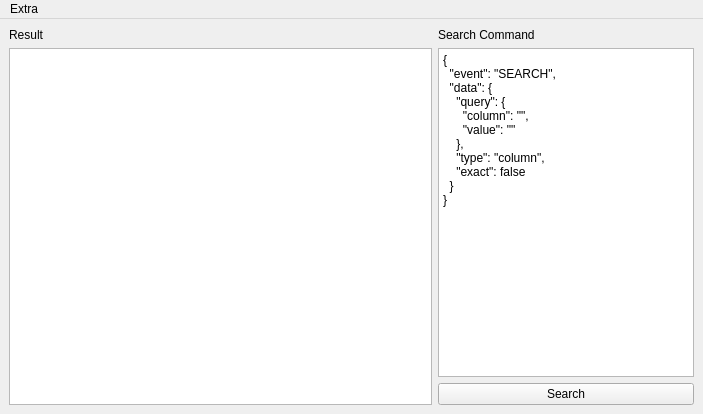
This is client/gui/ui/MainWindow.ui in Howest-AdvMathProg/project-2021-Joren-vanGoethem as Qt 5 draws it before an edit. The edited form follows.
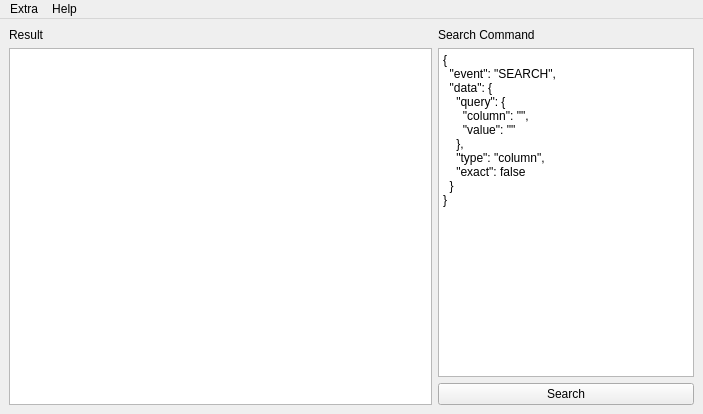
This is the edited form.

The edit to the form file:
```diff
--- a/client/gui/ui/MainWindow.ui
+++ b/client/gui/ui/MainWindow.ui
@@ -98,8 +98,16 @@
     </property>
     <addaction name="actionAbout"/>
     <addaction name="actionGraph_view"/>
+    <addaction name="actionDataset_Info"/>
+   </widget>
+   <widget class="QMenu" name="menuAbout">
+    <property name="title">
+     <string>Help</string>
+    </property>
+    <addaction name="actionAbout"/>
    </widget>
    <addaction name="menuExtra"/>
+   <addaction name="menuAbout"/>
   </widget>
   <action name="actionAbout">
    <property name="text">
```
Left out of the diff: 22 changed lines with no effect on the pictures.
